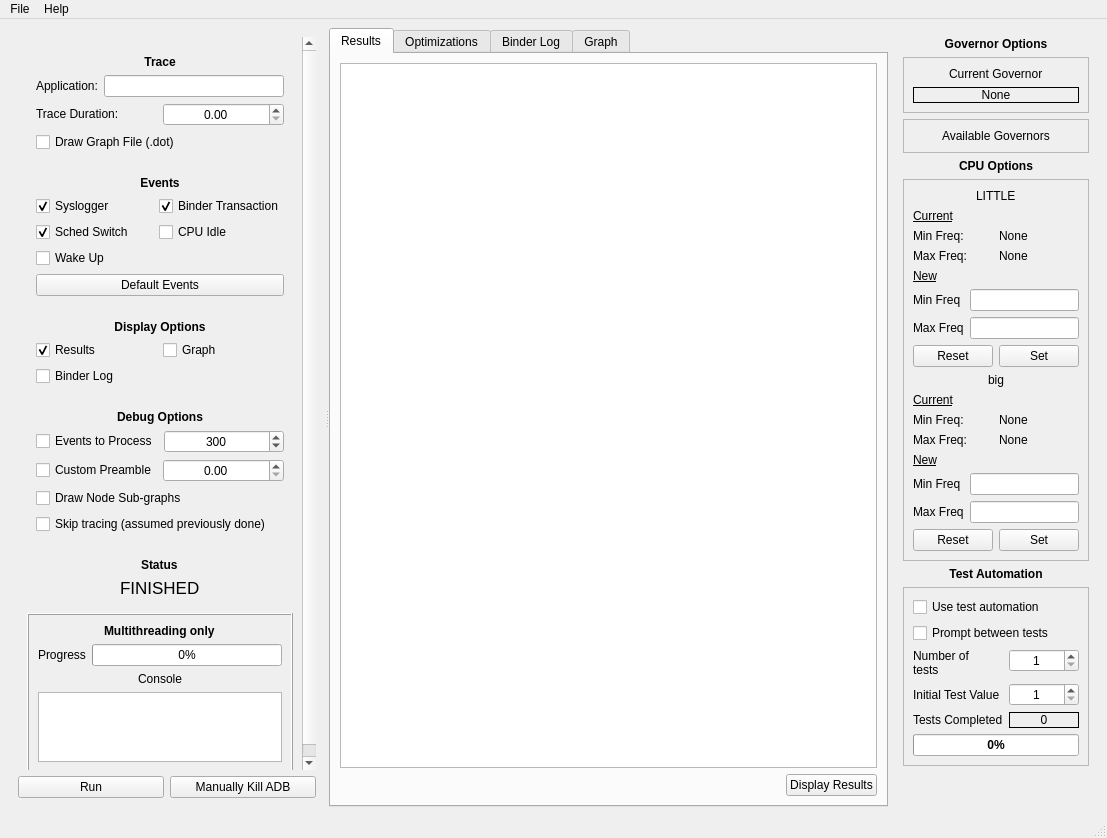
Qt form UI/MainInterface.ui (alxhoff/BrezeFlow) before a commit.
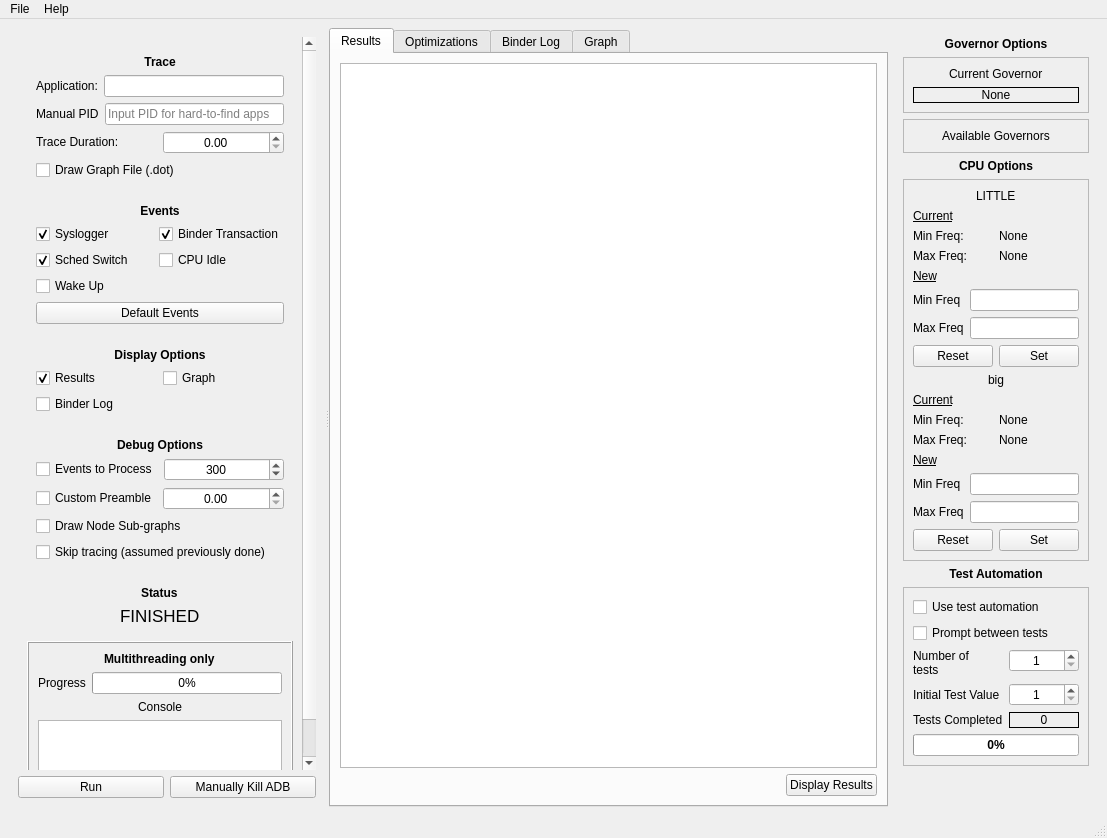
The same form after that commit. Icons and pictures are not drawn.

```diff
--- a/UI/MainInterface.ui
+++ b/UI/MainInterface.ui
@@ -51,7 +51,7 @@
              <x>0</x>
              <y>0</y>
              <width>283</width>
-             <height>762</height>
+             <height>792</height>
             </rect>
            </property>
            <layout class="QVBoxLayout" name="verticalLayout_2">
@@ -100,6 +100,24 @@
                  </item>
                 </layout>
                </item>
+               <item>
+                <layout class="QHBoxLayout" name="horizontalLayout_14">
+                 <item>
+                  <widget class="QLabel" name="label_35">
+                   <property name="text">
+                    <string>Manual PID</string>
+                   </property>
+                  </widget>
+                 </item>
+                 <item>
+                  <widget class="QLineEdit" name="lineEditAppPID">
+                   <property name="placeholderText">
+                    <string>Input PID for hard-to-find apps</string>
+                   </property>
+                  </widget>
+                 </item>
+                </layout>
+               </item>
                <item>
                 <layout class="QHBoxLayout" name="horizontalLayout_4">
                  <property name="sizeConstraint">
```
